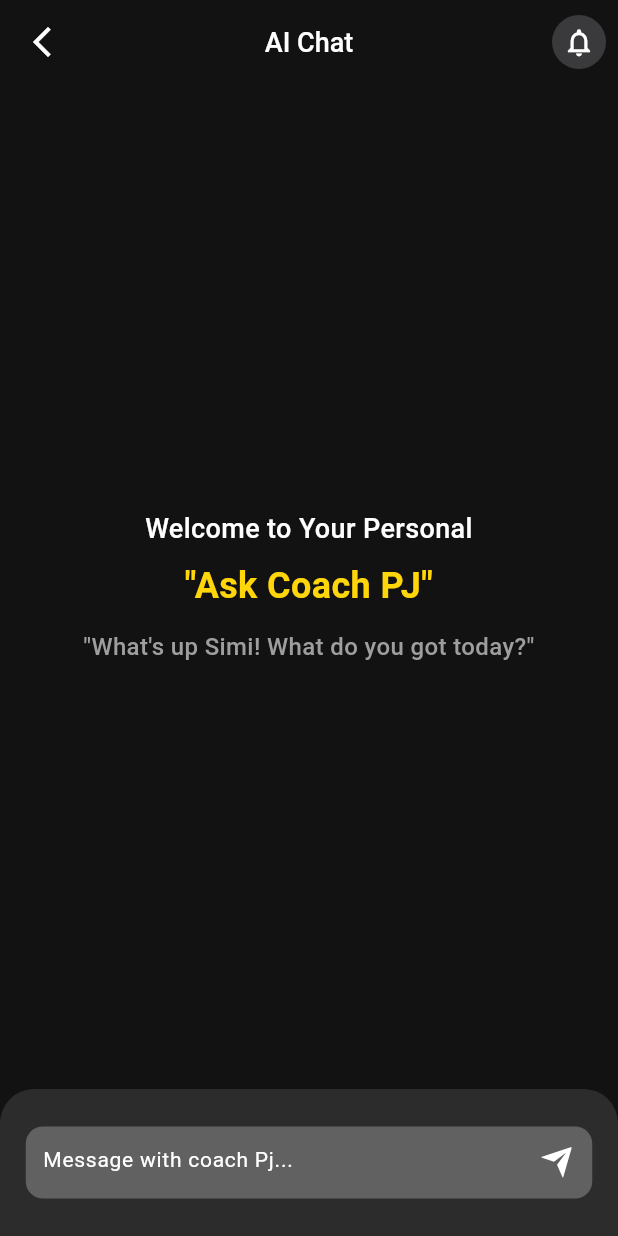
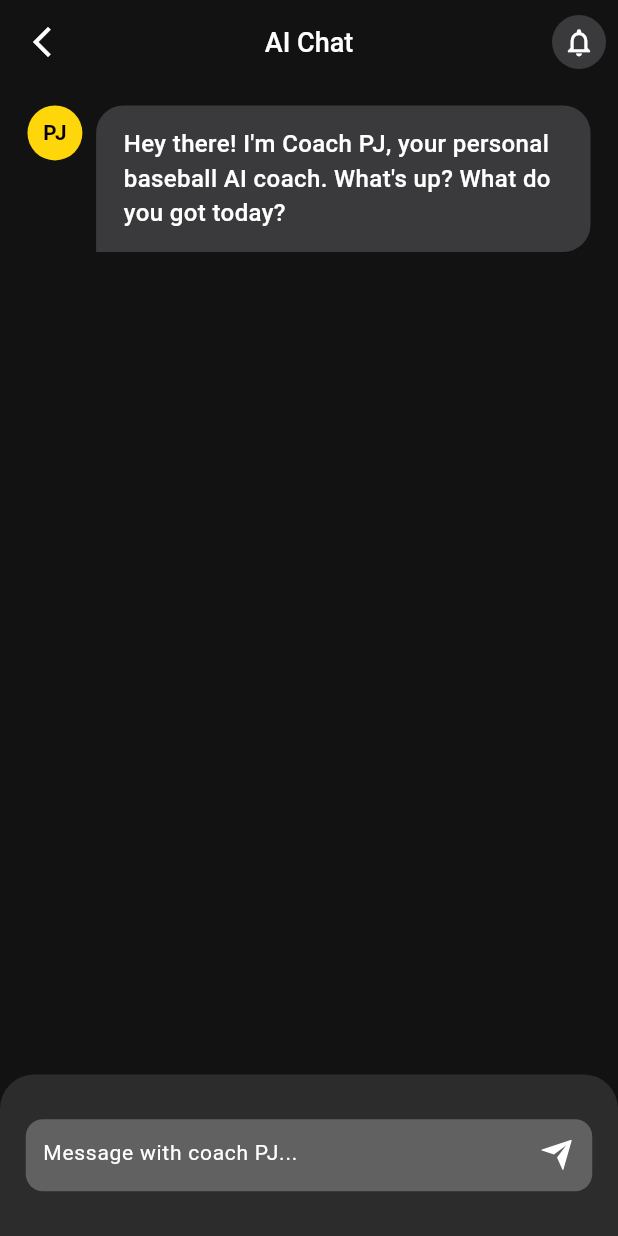
Before and after one commit to Joint-Venture-AI/ai_baseball, a Flutter app: the ChatBotScreen screen opened directly, after a tap on the "notifications none" icon, on a phone screen of 412 x 824 dp. Run offline on Flutter 3.47's test engine with Material 3 defaults, Android fonts, the phone set to English and light mode, and no system bars; our stand-ins replace flutter_otp_text_field, flutter_screenutil, flutter_svg, get, get_storage, image_picker and 2 more; missing offline and left inert: radial_chart_package; accounts and stored records are empty; network calls fail; statements that could not run were skipped.

Commit message:
feat: Implement chat functionality with API integration; add ChatMessage model and ChatController for managing chat state

```diff
--- a/lib/core/utils/const/api_constants.dart
+++ b/lib/core/utils/const/api_constants.dart
@@ -7,10 +7,12 @@ class ApiConstants {
   static const String forgotPassword = '/auth/forgot-password';
   static const String verifyEmail = '/auth/verify-email';
   static const String resetPassword = '/auth/reset-password';
-
-  // Profile Endpoints
+    // Profile Endpoints
   static const String getProfile = '/user/getme';
   static const String updateProfile = '/user';
+
+  // Chat Endpoints
+  static const String chatWithBot = '/daily-logs/chat';
 
   // Headers
   static const Map<String, String> headers = {
--- a/lib/views/features/main_parent/bot/screens/bot_screen.dart
+++ b/lib/views/features/main_parent/bot/screens/bot_screen.dart
@@ -1,6 +1,8 @@
 import 'package:baseball_ai/core/utils/const/app_icons.dart';
 import 'package:baseball_ai/core/utils/theme/app_styles.dart';
 import 'package:baseball_ai/views/features/main_parent/home/sub_screens/notification_screen.dart';
+import 'package:baseball_ai/views/features/main_parent/bot/controller/chat_controller.dart';
+import 'package:baseball_ai/core/models/chat_model.dart';
 import 'package:flutter/material.dart';
 import 'package:flutter_screenutil/flutter_screenutil.dart';
 import 'package:flutter_svg/svg.dart';
@@ -15,7 +17,7 @@ class ChatBotScreen extends StatefulWidget {
 }
 
 class _ChatBotScreenState extends State<ChatBotScreen> {
-  final TextEditingController _controller = TextEditingController();
+  late final ChatController chatController;
 
   // Define colors for easy reuse and modification
   static const Color darkBackground = Color(0xFF121212); // Very dark grey
@@ -25,11 +27,16 @@ class _ChatBotScreenState extends State<ChatBotScreen> {
   static const Color primaryYellow = Color(0xFFFFD60A); // Same yellow as before
   static const Color textPrimary = Colors.white;
   static const Color textSecondary = Colors.grey; // Grey text
-  static const Color hintColor = Color(0xFF8E8E93); // Lighter grey for hint
+
+  @override
+  void initState() {
+    super.initState();
+    chatController = Get.put(ChatController());
+  }
 
   @override
   void dispose() {
-    _controller.dispose(); // Dispose the controller when the widget is removed
+    chatController.dispose(); // Dispose the controller when the widget is removed
     super.dispose();
   }
 
@@ -86,9 +93,24 @@ class _ChatBotScreenState extends State<ChatBotScreen> {
       ),
       body: Column(
         children: [
+          // Chat messages area
           Expanded(
-            // This makes the welcome message area take up available space
-            child: Center(
+            child: Obx(() {
+              if (chatController.messages.isEmpty) {
+                return _buildWelcomeScreen();
+              }
+              return _buildChatList();
+            }),
+          ),
+          // Input field area at the bottom
+          _buildInputArea(),
+        ],
+      ),
+    );
+  }
+
+  Widget _buildWelcomeScreen() {
+    return Center(
       child: Padding(
         padding: const EdgeInsets.symmetric(horizontal: 24.0),
         child: Column(
@@ -122,16 +144,92 @@ class _ChatBotScreenState extends State<ChatBotScreen> {
               style: TextStyle(
                 color: textSecondary,
                 fontSize: 16,
-                        // fontStyle: FontStyle.italic, // Optional: if you want italic
               ),
             ),
           ],
         ),
       ),
+    );
+  }
+
+  Widget _buildChatList() {
+    return Container(
+      padding: EdgeInsets.symmetric(horizontal: 16.w, vertical: 8.h),
+      child: ListView.builder(
+        controller: chatController.scrollController,
+        itemCount: chatController.messages.length,
+        itemBuilder: (context, index) {
+          final message = chatController.messages[index];
+          return _buildMessageBubble(message);
+        },
+      ),
+    );
+  }
+
+  Widget _buildMessageBubble(ChatMessage message) {
+    return Padding(
+      padding: EdgeInsets.symmetric(vertical: 4.h),
+      child: Row(
+        mainAxisAlignment:
+            message.isUser ? MainAxisAlignment.end : MainAxisAlignment.start,
+        crossAxisAlignment: CrossAxisAlignment.start,
+        children: [
+          if (!message.isUser) ...[
+            // Bot avatar
+            CircleAvatar(
+              radius: 16.r,
+              backgroundColor: primaryYellow,
+              child: Text(
+                'PJ',
+                style: TextStyle(
+                  color: Colors.black,
+                  fontSize: 12.sp,
+                  fontWeight: FontWeight.bold,
                 ),
               ),
-          // Input field area at the bottom
-          Container(
+            ),
+            SizedBox(width: 8.w),
+          ],
+          // Message bubble
+          Flexible(
+            child: Container(
+              padding: EdgeInsets.symmetric(horizontal: 16.w, vertical: 12.h),
+              decoration: BoxDecoration(
+                color: message.isUser ? primaryYellow : inputBackground,
+                borderRadius: BorderRadius.circular(16.r).copyWith(
+                  bottomLeft: message.isUser ? Radius.circular(16.r) : Radius.zero,
+                  bottomRight: message.isUser ? Radius.zero : Radius.circular(16.r),
+                ),
+              ),
+              child: Text(
+                message.message,
+                style: TextStyle(
+                  color: message.isUser ? Colors.black : textPrimary,
+                  fontSize: 14.sp,
+                ),
+              ),
+            ),
+          ),
+          if (message.isUser) ...[
+            SizedBox(width: 8.w),
+            // User avatar
+            CircleAvatar(
+              radius: 16.r,
+              backgroundColor: inputBackground,
+              child: Icon(
+                Icons.person,
+                color: textPrimary,
+                size: 18.sp,
+              ),
+            ),
+          ],
+        ],
+      ),
+    );
+  }
+
+  Widget _buildInputArea() {
+    return Container(
       decoration: BoxDecoration(
         color: AppStyles.cardColor,
         borderRadius: BorderRadius.only(
@@ -140,31 +238,48 @@ class _ChatBotScreenState extends State<ChatBotScreen> {
         ),
       ),
       child: Padding(
-              padding: EdgeInsets.symmetric(horizontal: 15.w, vertical: 25..h),
+        padding: EdgeInsets.symmetric(horizontal: 15.w, vertical: 25.h),
         child: Container(
           decoration: BoxDecoration(
             color: Colors.grey.shade700,
             borderRadius: BorderRadius.circular(10.r),
           ),
           child: TextField(
+            controller: chatController.messageController,
             scrollPadding: EdgeInsets.symmetric(horizontal: 10.w),
             style: AppStyles.bodySmall.copyWith(color: Colors.white),
+            maxLines: null,
+            textInputAction: TextInputAction.send,
+            onSubmitted: (_) => chatController.sendMessage(),
             decoration: InputDecoration(
               contentPadding: EdgeInsets.symmetric(
                 horizontal: 10.w,
                 vertical: 10.h,
               ),
-                    hintText: 'Message with coach Pj...',
+              hintText: 'Message with coach PJ...',
               hintStyle: AppStyles.bodySmall.copyWith(
                 color: Colors.white,
               ),
-                    suffixIcon: IconButton(
-                      onPressed: () {},
-                      icon: SvgPicture.asset(
+              suffixIcon: Obx(() => IconButton(
+                    onPressed: chatController.isSending.value
+                        ? null
+                        : chatController.sendMessage,
+                    icon: chatController.isSending.value
+                        ? SizedBox(
+                            width: 20.w,
+                            height: 20.h,
+                            child: CircularProgressIndicator(
+                              strokeWidth: 2,
+                              valueColor: AlwaysStoppedAnimation<Color>(
+                                Colors.white,
+                              ),
+                            ),
+                          )
+                        : SvgPicture.asset(
                             AppIcons.send,
                             color: Colors.white,
                           ),
-                    ),
+                  )),
               focusedBorder: InputBorder.none,
               errorBorder: InputBorder.none,
               disabledBorder: InputBorder.none,
@@ -173,9 +288,6 @@ class _ChatBotScreenState extends State<ChatBotScreen> {
           ),
         ),
       ),
-          ),
-        ],
-      ),
     );
   }
 }
```
Also changed, not shown: lib/core/models/chat_model.dart (added, +102 -0 lines), lib/core/services/api_service.dart (+57 -2 lines), lib/views/features/main_parent/bot/controller/chat_controller.dart (added, +131 -0 lines). Lines whose indentation alone changed are shown as unchanged.
